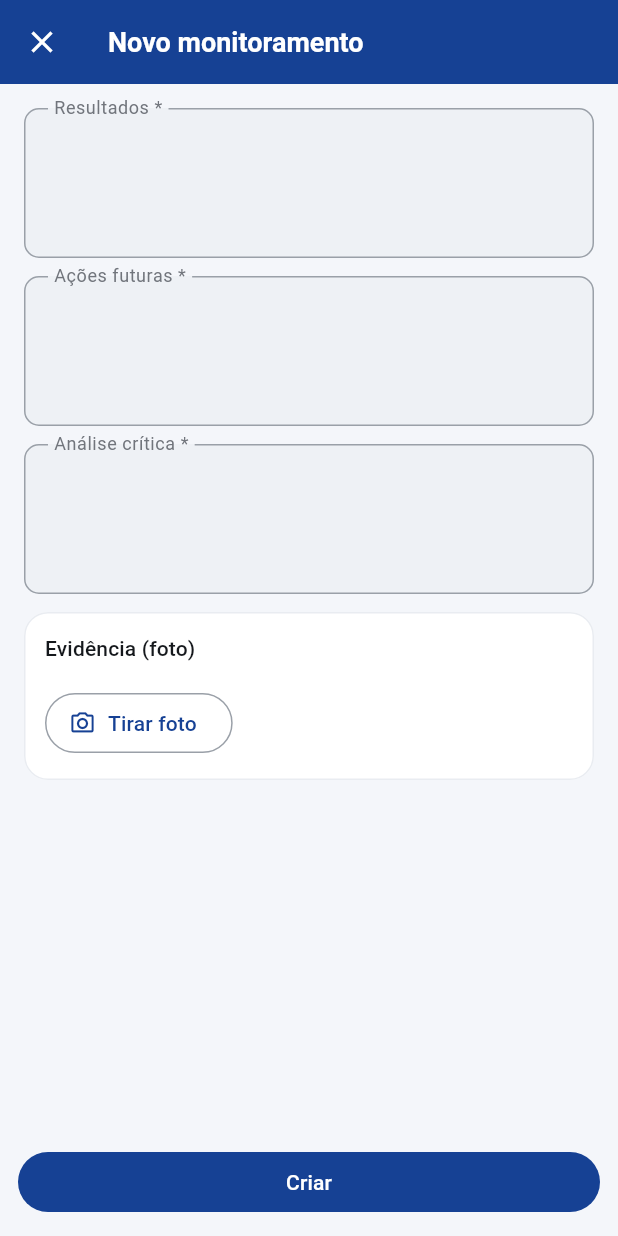
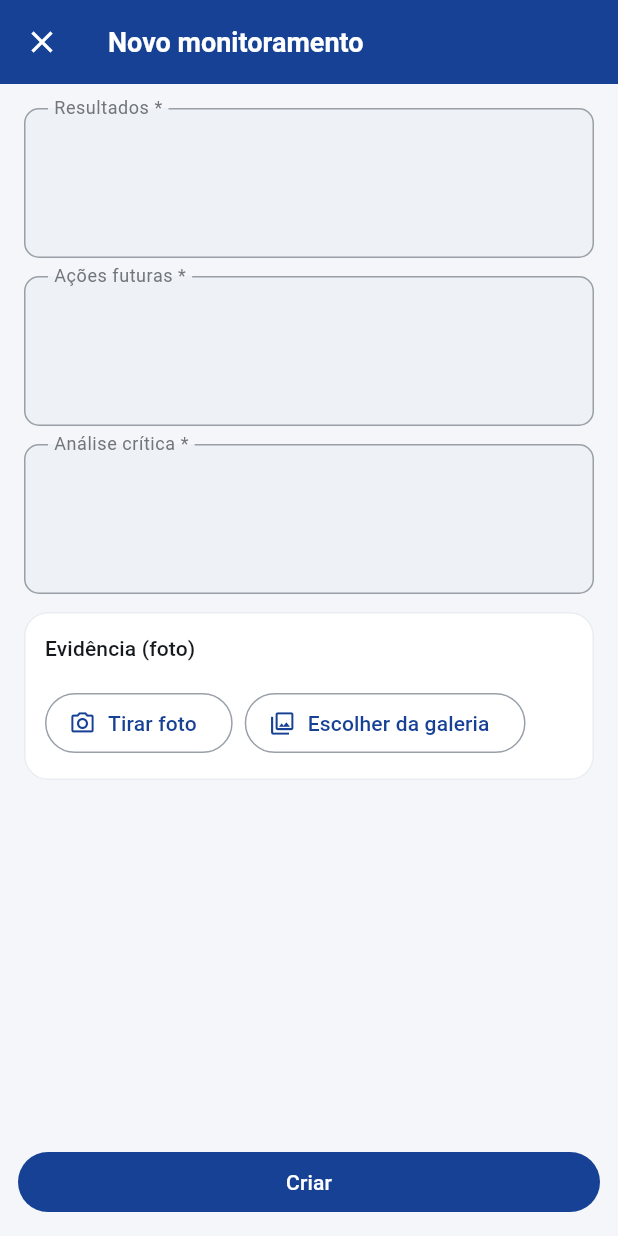
Before and after one commit to matheusgmello/gestao-riscos-mobile, a Flutter app: the MonitoramentoFormScreen screen opened directly with empty values, after a tap on "Tirar foto", on a phone screen of 412 x 824 dp. Run offline on Flutter 3.47's test engine with Material 3 defaults, Android fonts, the light colour scheme and no system bars; our stand-ins replace connectivity_plus, dio, flutter_dotenv, flutter_secure_storage, geocoding, geolocator and 4 more; accounts and stored records are empty.

Commit message:
feat: permite escolher foto de evidência da galeria além da câmera
Monitoramento agora tem um segundo botão ("Escolher da galeria") ao lado
de "Tirar foto", cobrindo o caso de a foto já ter sido tirada antes.

```diff
--- a/mobile/lib/core/foto_evidencia.dart
+++ b/mobile/lib/core/foto_evidencia.dart
@@ -4,20 +4,22 @@ import 'package:image_picker/image_picker.dart';
 import 'package:path/path.dart' as p;
 import 'package:path_provider/path_provider.dart';
 
-/// Abre a câmera e copia a foto para um arquivo permanente no diretório de
-/// documentos do app — sobrevive a fechar o app antes de sincronizar.
-/// Devolve o caminho do arquivo, ou `null` se o usuário cancelou.
+/// Abre a câmera ou a galeria (conforme [origem]) e copia a foto para um
+/// arquivo permanente no diretório de documentos do app — sobrevive a
+/// fechar o app antes de sincronizar. Devolve o caminho do arquivo, ou
+/// `null` se o usuário cancelou.
 Future<String?> tirarFotoEvidencia({
-  Future<XFile?> Function()? camera,
+  ImageSource origem = ImageSource.camera,
+  Future<XFile?> Function(ImageSource)? camera,
   Future<Directory> Function()? diretorio,
 }) async {
   final tirar = camera ??
-      () => ImagePicker().pickImage(
-            source: ImageSource.camera,
+      (ImageSource s) => ImagePicker().pickImage(
+            source: s,
             maxWidth: 1600,
             imageQuality: 70,
           );
-  final foto = await tirar();
+  final foto = await tirar(origem);
   if (foto == null) return null;
 
   final dir = await (diretorio ?? getApplicationDocumentsDirectory)();
--- a/mobile/lib/features/monitoramentos/monitoramento_form_screen.dart
+++ b/mobile/lib/features/monitoramentos/monitoramento_form_screen.dart
@@ -1,6 +1,7 @@
 import 'dart:io';
 
 import 'package:flutter/material.dart';
+import 'package:image_picker/image_picker.dart';
 
 import '../../core/app_feedback.dart';
 import '../../core/foto_evidencia.dart';
@@ -23,8 +24,8 @@ class MonitoramentoFormScreen extends StatefulWidget {
   final Monitoramento? monitoramento;
   final RiscoRepositorio? repo;
 
-  /// Injetável em teste — captura da foto pela câmera, devolve o caminho local.
-  final Future<String?> Function()? capturarFoto;
+  /// Injetável em teste — captura/seleção da foto, devolve o caminho local.
+  final Future<String?> Function(ImageSource)? capturarFoto;
 
   @override
   State<MonitoramentoFormScreen> createState() =>
@@ -67,10 +68,12 @@ class _MonitoramentoFormScreenState extends State<MonitoramentoFormScreen> {
     super.dispose();
   }
 
-  Future<void> _tirarFoto() async {
+  Future<void> _escolherFoto(ImageSource origem) async {
     setState(() => _capturandoFoto = true);
     try {
-      final caminho = await (widget.capturarFoto ?? tirarFotoEvidencia)();
+      final capturar = widget.capturarFoto ??
+          (ImageSource o) => tirarFotoEvidencia(origem: o);
+      final caminho = await capturar(origem);
       if (!mounted) return;
       setState(() {
         if (caminho != null) {
@@ -205,10 +208,15 @@ class _MonitoramentoFormScreenState extends State<MonitoramentoFormScreen> {
                 ),
               ),
             const SizedBox(height: 8),
-            Row(
+            Wrap(
+              spacing: 8,
+              runSpacing: 8,
+              crossAxisAlignment: WrapCrossAlignment.center,
               children: [
                 OutlinedButton.icon(
-                  onPressed: _capturandoFoto ? null : _tirarFoto,
+                  onPressed: _capturandoFoto
+                      ? null
+                      : () => _escolherFoto(ImageSource.camera),
                   icon: _capturandoFoto
                       ? const SizedBox(
                           height: 16,
@@ -222,8 +230,14 @@ class _MonitoramentoFormScreenState extends State<MonitoramentoFormScreen> {
                         : 'Tirar foto',
                   ),
                 ),
-                if (_fotoPath != null) ...[
-                  const SizedBox(width: 8),
+                OutlinedButton.icon(
+                  onPressed: _capturandoFoto
+                      ? null
+                      : () => _escolherFoto(ImageSource.gallery),
+                  icon: const Icon(Icons.photo_library_outlined),
+                  label: const Text('Escolher da galeria'),
+                ),
+                if (_fotoPath != null)
                   TextButton(
                     onPressed: _capturandoFoto
                         ? null
@@ -233,7 +247,6 @@ class _MonitoramentoFormScreenState extends State<MonitoramentoFormScreen> {
                           }),
                     child: const Text('Remover'),
                   ),
-                ],
               ],
             ),
           ],
```
Also changed, not shown: 1 other file.
